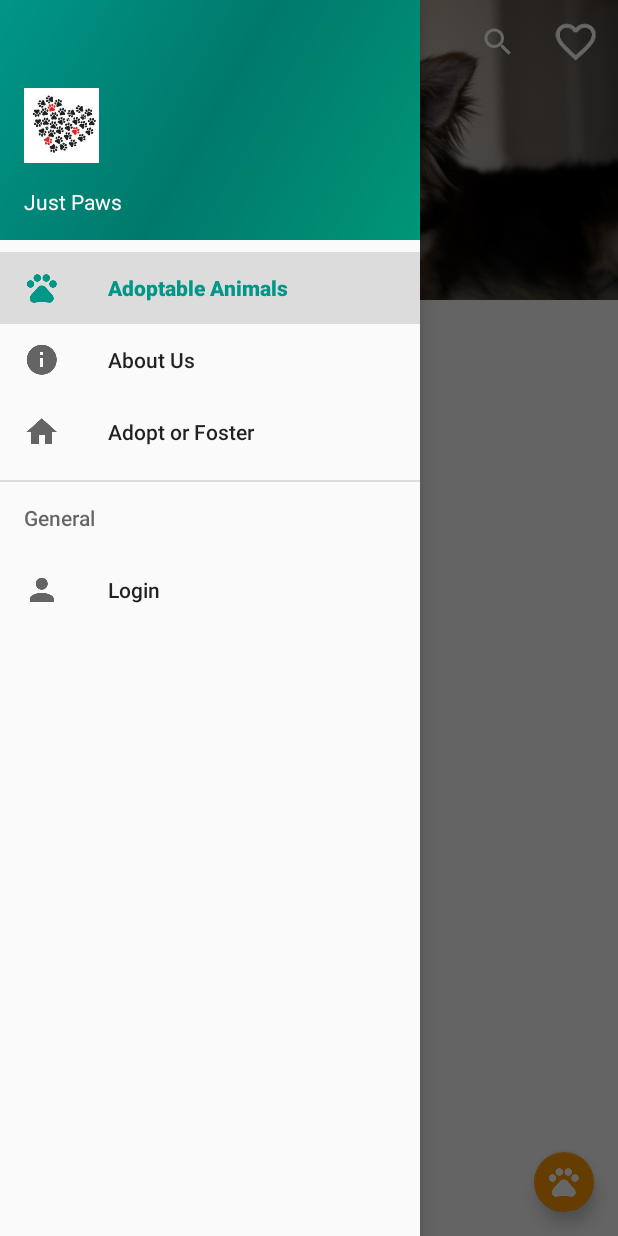
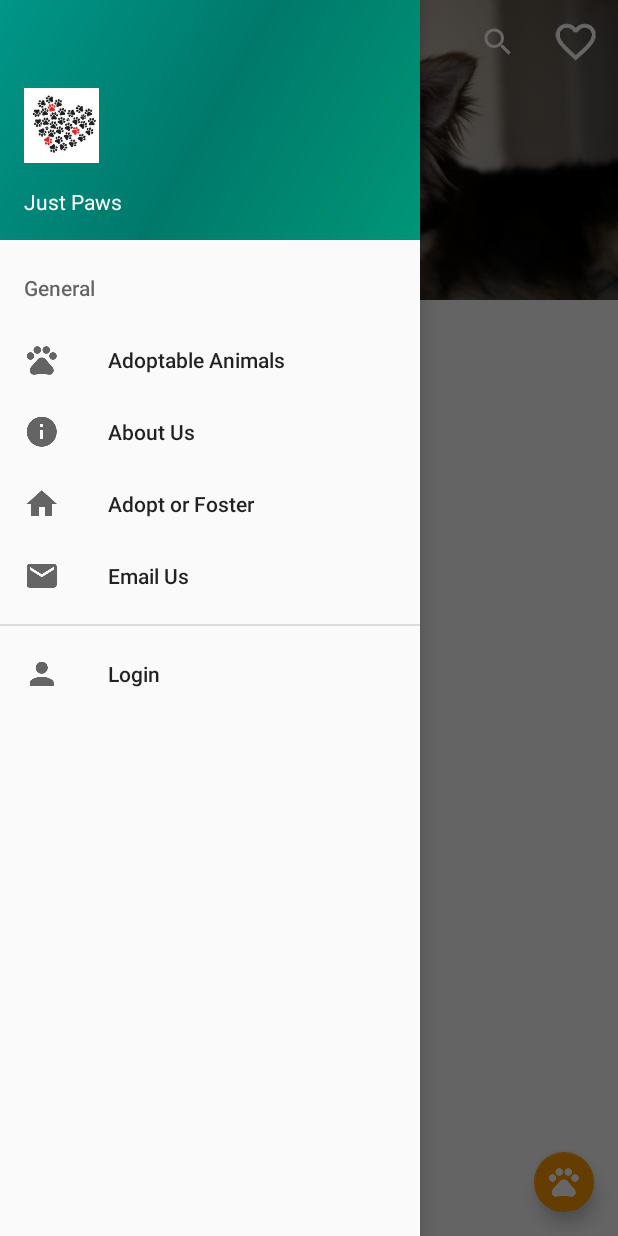
Before and after one commit to ohwittmannone/Just-Paws, an Android app: the screen it shows after launch (MainActivity), with the side drawer open, on a phone screen of 412 x 824 dp. Run offline under Robolectric (Android 15) with nearby library versions, the phone set to English and light mode, and no system bars; our stand-ins replace Firebase (no records; nobody signed in at launch, a user with empty details on screens opened directly), Picasso; libraries missing offline, so code that uses them is left out: com.crashlytics.android, io.fabric.sdk; pictures from the network do not load; 1 statement that could not run was skipped.

Commit message:
UI changes

```diff
--- a/app/src/main/java/com/ohwittmannone/just_paws/MainActivity.java
+++ b/app/src/main/java/com/ohwittmannone/just_paws/MainActivity.java
@@ -8,7 +8,6 @@ import android.content.pm.PackageManager;
 import android.net.Uri;
 import android.os.AsyncTask;
 import android.os.Bundle;
-import android.support.design.widget.CoordinatorLayout;
 import android.support.design.widget.FloatingActionButton;
 import android.support.design.widget.NavigationView;
 import android.support.v4.app.Fragment;
@@ -16,7 +15,6 @@ import android.support.v4.app.FragmentManager;
 import android.support.v4.view.GravityCompat;
 import android.support.v4.widget.DrawerLayout;
 import android.support.v7.app.ActionBarDrawerToggle;
-import android.support.v7.widget.RecyclerView;
 import android.support.v7.widget.Toolbar;
 import android.view.Menu;
 import android.view.MenuItem;
@@ -116,12 +114,7 @@ public class MainActivity extends BaseCompatActivity
         emailFab.setOnClickListener(new View.OnClickListener() {
             @Override
             public void onClick(View view) {
-                Intent Email = new Intent(Intent.ACTION_SEND);
-                Email.setType("text/email");
-                Email.putExtra(Intent.EXTRA_EMAIL,
-                        new String[]{"info.justpaws@gmail.com"});
-                Email.putExtra(Intent.EXTRA_TEXT, "Hello Just Paws,\n\n\n\n Sent via the Just Paws app." + "");
-                startActivity(Intent.createChooser(Email, "Email with:"));
+                emailJustPaws();
             }
         });
 
@@ -250,6 +243,8 @@ public class MainActivity extends BaseCompatActivity
         } else if (id == R.id.adopt_foster) {
             fragmentClass = AdoptFosterFragment.class;
             setupCollapsibleToolbar("Adopt or Foster", true);
+        } else if (id == R.id.email_us){
+            emailJustPaws();
         } else if (id == R.id.login) {
             Intent intent = new Intent(this, LoginActivity.class);
             startActivity(intent);
@@ -260,7 +255,6 @@ public class MainActivity extends BaseCompatActivity
             setupCollapsibleToolbar("Adoptable Animals", true);
             refreshState();
             Toast.makeText(MainActivity.this, "Logged out", Toast.LENGTH_SHORT).show();
-
         }else if (id == R.id.adminMgmt){
             Intent intent = new Intent(this, AdminMgmt.class);
             startActivity(intent);
@@ -270,7 +264,7 @@ public class MainActivity extends BaseCompatActivity
         } catch (Exception e) {
             e.printStackTrace();
         }
-        if (id != R.id.login && id != R.id.adminMgmt) {
+        if (id != R.id.login && id != R.id.adminMgmt && id != R.id.email_us) {
             FragmentManager fragmentManager = getSupportFragmentManager();
             fragmentManager.beginTransaction().replace(R.id.flContent, fragment).commit();
 
@@ -389,5 +383,14 @@ public class MainActivity extends BaseCompatActivity
         }
     }
 
+    public void emailJustPaws(){
+        Intent Email = new Intent(Intent.ACTION_SEND);
+        Email.setType("text/email");
+        Email.putExtra(Intent.EXTRA_EMAIL,
+                new String[]{"info.justpaws@gmail.com"});
+        Email.putExtra(Intent.EXTRA_TEXT, "Hello Just Paws,\n\n\n\n Sent via the Just Paws app." + "");
+        startActivity(Intent.createChooser(Email, "Email with:"));
+    }
+
 
 }
--- a/app/src/main/res/layout/app_bar_main.xml
+++ b/app/src/main/res/layout/app_bar_main.xml
@@ -30,6 +30,16 @@
                 app:layout_collapseMode="parallax"
                 app:layout_collapseParallaxMultiplier="0.7" />
 
+            <TextView
+                android:layout_width="wrap_content"
+                android:layout_height="wrap_content"
+                android:text="Just Paws"
+                android:textColor="@color/white"
+                android:textSize="45sp"
+                android:id="@+id/textView"
+                android:layout_gravity="bottom"
+                android:paddingLeft="8dp"/>
+
             <android.support.v7.widget.Toolbar
                 android:id="@+id/toolbar"
                 android:layout_width="match_parent"
@@ -39,6 +49,7 @@
 
 
             </android.support.v7.widget.Toolbar>
+
 
 
         </android.support.design.widget.CollapsingToolbarLayout>
--- a/app/src/main/res/menu/activity_main_drawer_admin_logout.xml
+++ b/app/src/main/res/menu/activity_main_drawer_admin_logout.xml
@@ -15,6 +15,10 @@
                     android:id="@+id/adopt_foster"
                     android:icon="@drawable/ic_home_black_24dp"
                     android:title="Adopt or Foster" />
+                <item
+                    android:id="@+id/email_us"
+                    android:icon="@drawable/ic_email_black_24dp"
+                    android:title="Email Us"/>
             </group>
 
         </menu>
--- a/app/src/main/res/menu/activity_main_drawer_with_login.xml
+++ b/app/src/main/res/menu/activity_main_drawer_with_login.xml
@@ -1,11 +1,13 @@
 <?xml version="1.0" encoding="utf-8"?>
 <menu xmlns:android="http://schemas.android.com/apk/res/android">
 
+    <item android:title="General">
+        <menu>
             <group android:checkableBehavior="single">
                 <item
                     android:id="@+id/available_animals"
                     android:icon="@drawable/ic_pets_black_24dp"
-            android:title= "Adoptable Animals" />
+                    android:title="Adoptable Animals" />
                 <item
                     android:id="@+id/about_us"
                     android:icon="@drawable/ic_info_black_24dp"
@@ -14,10 +16,14 @@
                     android:id="@+id/adopt_foster"
                     android:icon="@drawable/ic_home_black_24dp"
                     android:title="Adopt or Foster" />
+                <item
+                    android:id="@+id/email_us"
+                    android:icon="@drawable/ic_email_black_24dp"
+                    android:title="Email Us" />
             </group>
+        </menu>
+    </item>
 
-    <item android:title="General">
-        <menu>
     <group android:checkableBehavior="single">
         <item
             android:id="@+id/login"
@@ -25,6 +31,3 @@
             android:title="Login" />
     </group>
 </menu>
-    </item>
-
-</menu>
--- a/app/src/main/res/menu/activity_main_drawer_with_logout.xml
+++ b/app/src/main/res/menu/activity_main_drawer_with_logout.xml
@@ -1,11 +1,13 @@
 <?xml version="1.0" encoding="utf-8"?>
 <menu xmlns:android="http://schemas.android.com/apk/res/android">
 
+    <item android:title="General">
+        <menu>
             <group android:checkableBehavior="single">
                 <item
                     android:id="@+id/available_animals"
                     android:icon="@drawable/ic_pets_black_24dp"
-            android:title= "Adoptable Animals" />
+                    android:title="Adoptable Animals" />
                 <item
                     android:id="@+id/about_us"
                     android:icon="@drawable/ic_info_black_24dp"
@@ -14,17 +16,19 @@
                     android:id="@+id/adopt_foster"
                     android:icon="@drawable/ic_home_black_24dp"
                     android:title="Adopt or Foster" />
+                <item
+                    android:id="@+id/email_us"
+                    android:icon="@drawable/ic_email_black_24dp"
+                    android:title="Email Us" />
             </group>
+        </menu>
+    </item>
 
-    <item android:title="General">
-        <menu>
     <group android:checkableBehavior="single">
         <item
             android:id="@+id/logout"
             android:icon="@drawable/ic_person_black_24dp"
             android:title="Logout" />
     </group>
-        </menu>
-    </item>
 
 </menu>
```
Also changed, not shown: app/src/main/res/drawable-xxhdpi/ic_email_black_24dp.png (added), app/src/main/res/drawable/ic_email_black_24dp.png (added). Lines whose indentation alone changed are shown as unchanged.
